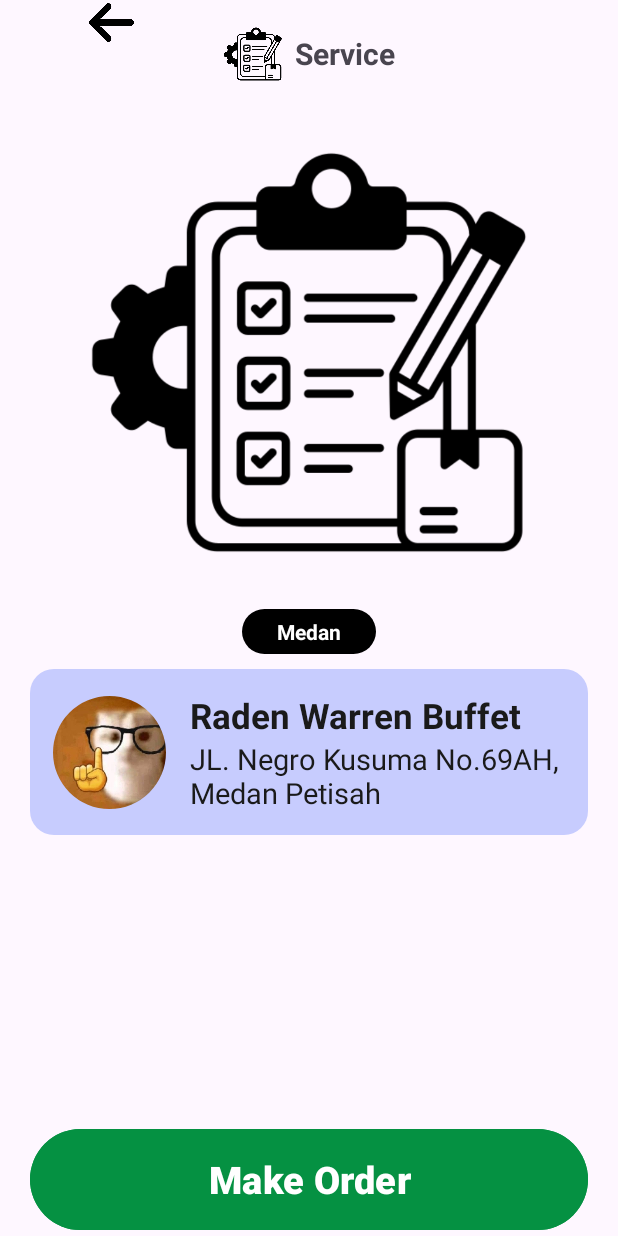
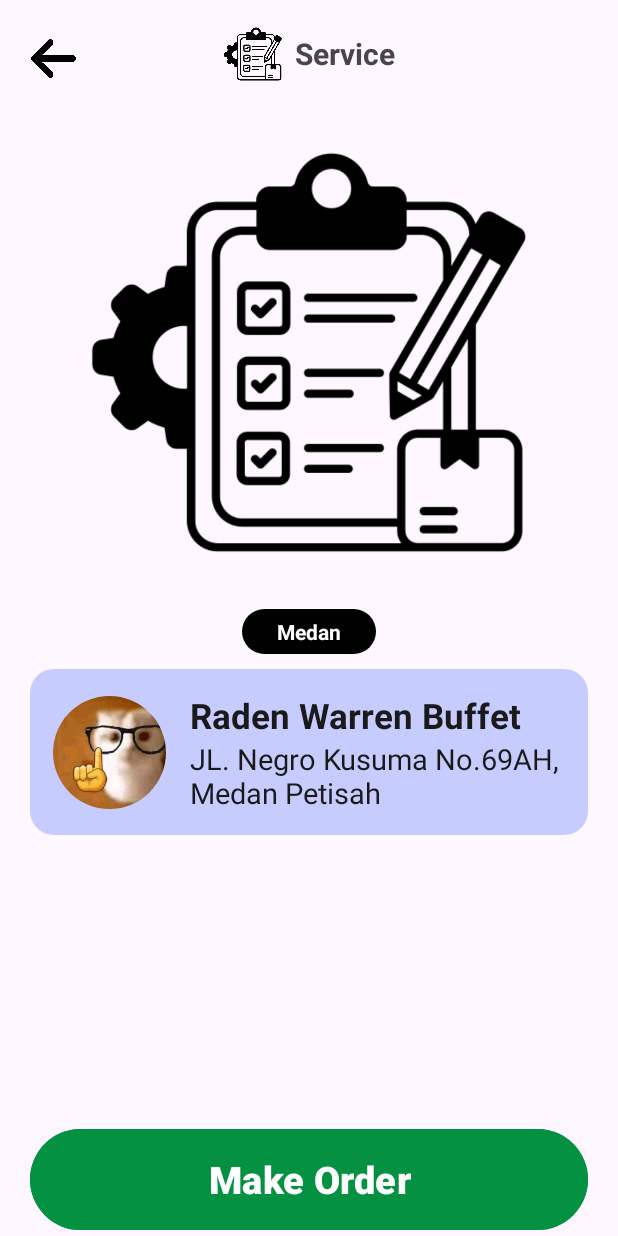
Before and after one commit to muhfadtz/Mobile-OnJasa, an Android app: the OrderACRepairActivity screen opened directly, with no data from a screen before it, on a phone screen of 412 x 824 dp. Run offline under Robolectric (Android 15) with nearby library versions, the phone set to English and light mode, and no system bars.

Commit message:
fix button back in MakeOrderActivity

```diff
--- a/app/src/main/res/layout/activity_order_acrepair.xml
+++ b/app/src/main/res/layout/activity_order_acrepair.xml
@@ -8,18 +8,20 @@
     tools:context=".OrderACRepairActivity">
 
     <!-- Back Button -->
+
+    <!-- Header (Title and Icon) -->
     <ImageView
         android:id="@+id/imageViewBack"
         android:layout_width="35dp"
         android:layout_height="30dp"
+        android:layout_marginTop="24dp"
+        android:contentDescription="Back button"
         android:src="@drawable/arrow"
-        app:layout_constraintTop_toTopOf="parent"
+        app:layout_constraintEnd_toStartOf="@+id/linearLayout3"
+        app:layout_constraintHorizontal_bias="0.158"
         app:layout_constraintStart_toStartOf="parent"
-        app:layout_constraintEnd_toStartOf="@+id/linearLayout3"
-        app:layout_constraintVertical_bias="0.1"
-        android:contentDescription="Back button" />
+        app:layout_constraintTop_toTopOf="parent" />
 
-    <!-- Header (Title and Icon) -->
     <LinearLayout
         android:id="@+id/linearLayout3"
         android:layout_width="wrap_content"
```
